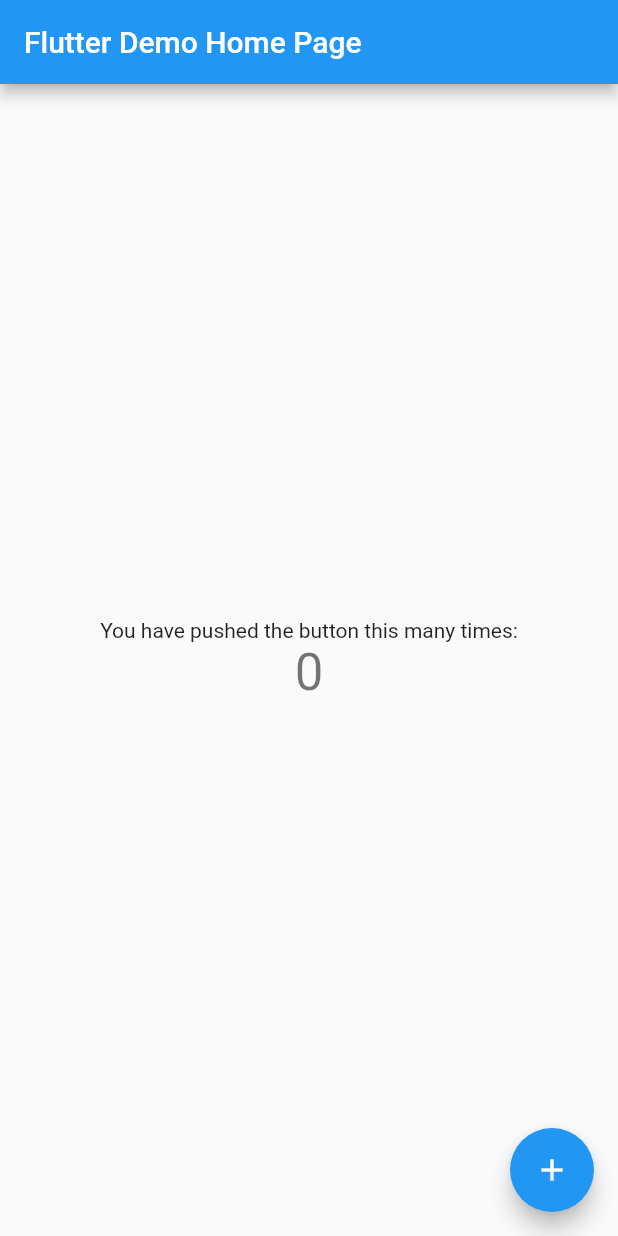
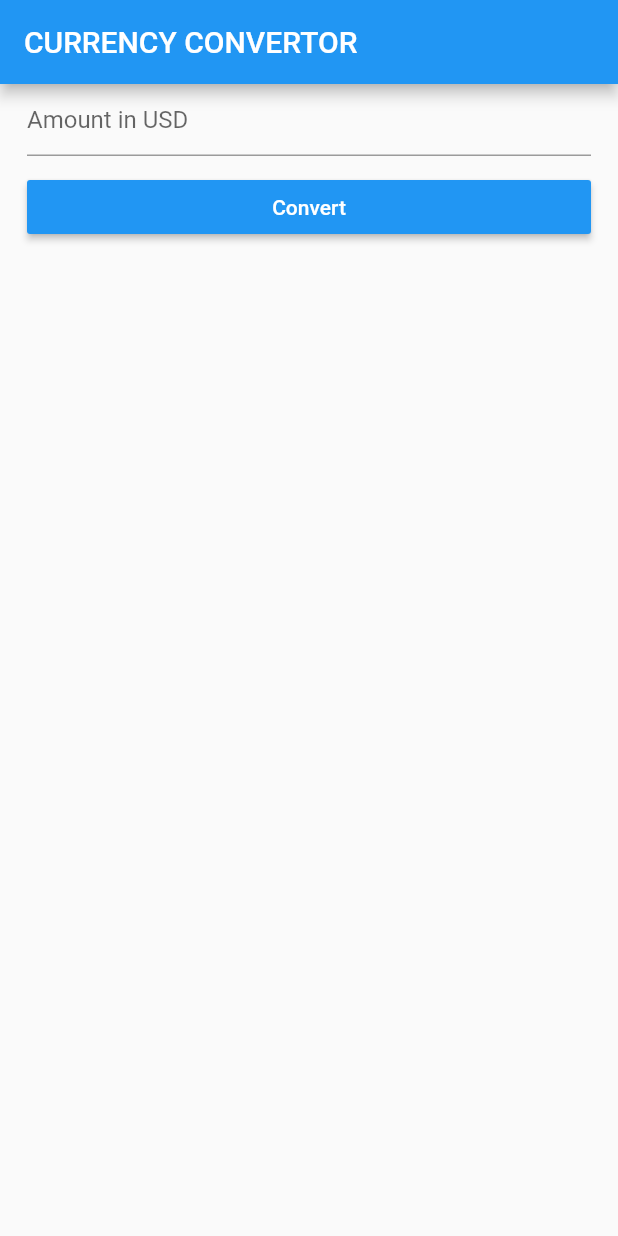
Before and after one commit to ridam25/currency_convertor, a Flutter app: the screen it shows after launch, on a phone screen of 412 x 824 dp. Run offline on Flutter 3.47's test engine with Material 2 defaults, Android fonts, the phone set to English and light mode, and no system bars; our stand-ins replace dio.

Commit message:
Second Commit

```diff
--- /dev/null
+++ b/lib/BACK END/Models/currencyModel.dart
@@ -0,0 +1,21 @@
+
+import 'package:currency_convertor/BACK%20END/Models/ratesModel.dart';
+
+
+class CurrencyModel {
+    CurrencyModel({
+        this.amount,
+        this.base,
+        this.rates,
+    });
+
+    double amount;
+    String base;
+    Rates rates;
+
+    factory CurrencyModel.fromJson(Map<String, dynamic> json) => CurrencyModel(
+        amount: json["amount"].toDouble(),
+        base: json["base"].toString(),
+        rates: Rates.fromJson(json["rates"]),
+    );
+}
--- /dev/null
+++ b/lib/BACK END/Models/ratesModel.dart
@@ -0,0 +1,13 @@
+class Rates {
+    Rates({
+        this.inr,
+    });
+
+    double inr;
+
+    factory Rates.fromJson(Map<String, dynamic> json) => Rates(
+        inr: json["INR"],
+    );
+
+
+}
--- /dev/null
+++ b/lib/BACK END/services/currencyService.dart
@@ -0,0 +1,24 @@
+import 'dart:convert';
+import 'package:currency_convertor/BACK%20END/Models/currencyModel.dart';
+import 'package:dio/dio.dart';
+class CurrencyService{
+
+  Future<CurrencyModel>getCurrency(String amount) async{
+    String url= "https://api.frankfurter.app/latest?amount=$amount&from=USD&to=INR";
+
+    try{
+      var response = await Dio().get(url);
+      print(response.data.toString());
+      CurrencyModel.fromJson(response.data);
+      return CurrencyModel.fromJson(response.data);
+
+    }
+    catch (e){
+      print("Exception occured");
+      return null;
+
+    }
+
+
+  }
+}
--- /dev/null
+++ b/lib/FRONT END/home.dart
@@ -0,0 +1,72 @@
+import 'package:currency_convertor/BACK%20END/Models/currencyModel.dart';
+import 'package:currency_convertor/BACK%20END/Models/ratesModel.dart';
+import 'package:currency_convertor/BACK%20END/services/currencyService.dart';
+import 'package:flutter/material.dart';
+
+class Home extends StatefulWidget {
+  @override
+  _HomeState createState() => _HomeState();
+}
+
+class _HomeState extends State<Home> {
+  final amountController = TextEditingController();
+  String result= '';
+  CurrencyModel currencyModel;
+  Rates rate;
+  @override
+  Widget build(BuildContext context) {
+    return Scaffold(
+      appBar: AppBar(
+        title: Text("CURRENCY CONVERTOR"),
+      ),
+      body: ListView(
+        padding: EdgeInsets.symmetric(
+          horizontal: 18,
+          ),
+        shrinkWrap: true,
+        children: [
+          TextField(
+            controller: amountController,
+            keyboardType: TextInputType.number,
+            decoration: InputDecoration(
+              hintText: "Amount in USD",
+            ),
+          ),
+          SizedBox(
+            height: 10,
+          ),
+          MaterialButton(
+            color: Colors.blue,
+            onPressed: ()async{
+              currencyModel= await CurrencyService().getCurrency(amountController.text);
+              if(currencyModel!= null){
+                 setState(() {
+                result = currencyModel.rates.inr.toString();
+              });
+
+
+              }
+
+
+            },
+
+
+            child: Text(
+              "Convert",
+              style: TextStyle(
+                color: Colors.white,
+              ),
+              ),
+            ),
+            SizedBox(
+            height: 10,
+          ),
+            Text(
+              result,
+              textAlign: TextAlign.center,
+              ),
+        ],
+      ),
+    );
+  }
+}
--- /dev/null
+++ b/lib/app.dart
@@ -0,0 +1,11 @@
+import 'package:flutter/material.dart';
+import 'FRONT END/home.dart';
+
+class App extends StatelessWidget {
+  @override
+  Widget build(BuildContext context) {
+      return MaterialApp(
+        home: Home(),
+      );
+  }
+}
--- a/lib/main.dart
+++ b/lib/main.dart
@@ -1,113 +1,4 @@
-import 'package:flutter/material.dart';
+import "package:flutter/material.dart";
+import 'app.dart';
 
-void main() {
-  runApp(MyApp());
-}
-
-class MyApp extends StatelessWidget {
-  // This widget is the root of your application.
-  @override
-  Widget build(BuildContext context) {
-    return MaterialApp(
-      title: 'Flutter Demo',
-      theme: ThemeData(
-        // This is the theme of your application.
-        //
-        // Try running your application with "flutter run". You'll see the
-        // application has a blue toolbar. Then, without quitting the app, try
-        // changing the primarySwatch below to Colors.green and then invoke
-        // "hot reload" (press "r" in the console where you ran "flutter run",
-        // or simply save your changes to "hot reload" in a Flutter IDE).
-        // Notice that the counter didn't reset back to zero; the application
-        // is not restarted.
-        primarySwatch: Colors.blue,
-      ),
-      home: MyHomePage(title: 'Flutter Demo Home Page'),
-    );
-  }
-}
-
-class MyHomePage extends StatefulWidget {
-  MyHomePage({Key key, this.title}) : super(key: key);
-
-  // This widget is the home page of your application. It is stateful, meaning
-  // that it has a State object (defined below) that contains fields that affect
-  // how it looks.
-
-  // This class is the configuration for the state. It holds the values (in this
-  // case the title) provided by the parent (in this case the App widget) and
-  // used by the build method of the State. Fields in a Widget subclass are
-  // always marked "final".
-
-  final String title;
-
-  @override
-  _MyHomePageState createState() => _MyHomePageState();
-}
-
-class _MyHomePageState extends State<MyHomePage> {
-  int _counter = 0;
-
-  void _incrementCounter() {
-    setState(() {
-      // This call to setState tells the Flutter framework that something has
-      // changed in this State, which causes it to rerun the build method below
-      // so that the display can reflect the updated values. If we changed
-      // _counter without calling setState(), then the build method would not be
-      // called again, and so nothing would appear to happen.
-      _counter++;
-    });
-  }
-
-  @override
-  Widget build(BuildContext context) {
-    // This method is rerun every time setState is called, for instance as done
-    // by the _incrementCounter method above.
-    //
-    // The Flutter framework has been optimized to make rerunning build methods
-    // fast, so that you can just rebuild anything that needs updating rather
-    // than having to individually change instances of widgets.
-    return Scaffold(
-      appBar: AppBar(
-        // Here we take the value from the MyHomePage object that was created by
-        // the App.build method, and use it to set our appbar title.
-        title: Text(widget.title),
-      ),
-      body: Center(
-        // Center is a layout widget. It takes a single child and positions it
-        // in the middle of the parent.
-        child: Column(
-          // Column is also a layout widget. It takes a list of children and
-          // arranges them vertically. By default, it sizes itself to fit its
-          // children horizontally, and tries to be as tall as its parent.
-          //
-          // Invoke "debug painting" (press "p" in the console, choose the
-          // "Toggle Debug Paint" action from the Flutter Inspector in Android
-          // Studio, or the "Toggle Debug Paint" command in Visual Studio Code)
-          // to see the wireframe for each widget.
-          //
-          // Column has various properties to control how it sizes itself and
-          // how it positions its children. Here we use mainAxisAlignment to
-          // center the children vertically; the main axis here is the vertical
-          // axis because Columns are vertical (the cross axis would be
-          // horizontal).
-          mainAxisAlignment: MainAxisAlignment.center,
-          children: <Widget>[
-            Text(
-              'You have pushed the button this many times:',
-            ),
-            Text(
-              '$_counter',
-              style: Theme.of(context).textTheme.headline4,
-            ),
-          ],
-        ),
-      ),
-      floatingActionButton: FloatingActionButton(
-        onPressed: _incrementCounter,
-        tooltip: 'Increment',
-        child: Icon(Icons.add),
-      ), // This trailing comma makes auto-formatting nicer for build methods.
-    );
-  }
-}
+void main() => runApp(App());
```
Also changed, not shown: pubspec.yaml (+2 -9 lines), pubspec.lock.
